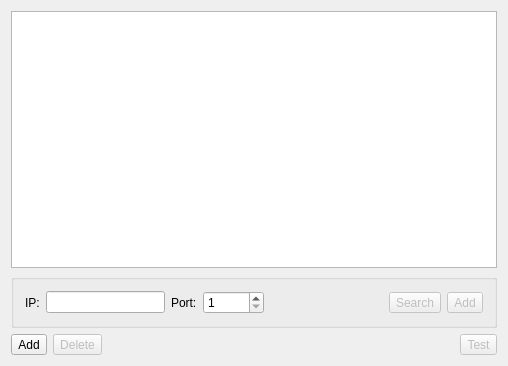
This is APP/src/messenger/imclient/networkmanager/servermanagerwindow.ui in RallyWRT/qtapplications as Qt 5 draws it before an edit. The edited form follows.
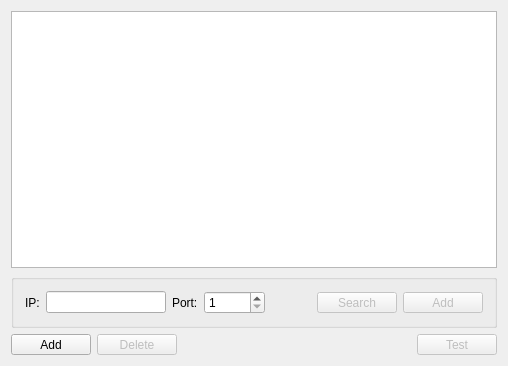
This is the edited form.

```diff
--- a/APP/src/messenger/imclient/networkmanager/servermanagerwindow.ui
+++ b/APP/src/messenger/imclient/networkmanager/servermanagerwindow.ui
@@ -39,6 +39,12 @@
       </item>
       <item row="0" column="1">
        <widget class="QLineEdit" name="lineEditIP">
+        <property name="minimumSize">
+         <size>
+          <width>120</width>
+          <height>0</height>
+         </size>
+        </property>
         <property name="text">
          <string/>
         </property>
@@ -82,6 +88,18 @@
         <property name="enabled">
          <bool>false</bool>
         </property>
+        <property name="sizePolicy">
+         <sizepolicy hsizetype="Preferred" vsizetype="Fixed">
+          <horstretch>0</horstretch>
+          <verstretch>0</verstretch>
+         </sizepolicy>
+        </property>
+        <property name="minimumSize">
+         <size>
+          <width>80</width>
+          <height>0</height>
+         </size>
+        </property>
         <property name="text">
          <string>Search</string>
         </property>
@@ -92,6 +110,18 @@
         <property name="enabled">
          <bool>false</bool>
         </property>
+        <property name="sizePolicy">
+         <sizepolicy hsizetype="Preferred" vsizetype="Fixed">
+          <horstretch>0</horstretch>
+          <verstretch>0</verstretch>
+         </sizepolicy>
+        </property>
+        <property name="minimumSize">
+         <size>
+          <width>80</width>
+          <height>0</height>
+         </size>
+        </property>
         <property name="text">
          <string>Add</string>
         </property>
@@ -104,6 +134,18 @@
     <layout class="QHBoxLayout" name="horizontalLayout">
      <item>
       <widget class="QToolButton" name="toolButtonShowAddServer">
+       <property name="sizePolicy">
+        <sizepolicy hsizetype="Preferred" vsizetype="Fixed">
+         <horstretch>0</horstretch>
+         <verstretch>0</verstretch>
+        </sizepolicy>
+       </property>
+       <property name="minimumSize">
+        <size>
+         <width>80</width>
+         <height>0</height>
+        </size>
+       </property>
        <property name="text">
         <string>Add</string>
        </property>
@@ -117,6 +159,18 @@
        <property name="enabled">
         <bool>false</bool>
        </property>
+       <property name="sizePolicy">
+        <sizepolicy hsizetype="Preferred" vsizetype="Fixed">
+         <horstretch>0</horstretch>
+         <verstretch>0</verstretch>
+        </sizepolicy>
+       </property>
+       <property name="minimumSize">
+        <size>
+         <width>80</width>
+         <height>0</height>
+        </size>
+       </property>
        <property name="text">
         <string>Delete</string>
        </property>
@@ -140,6 +194,18 @@
        <property name="enabled">
         <bool>false</bool>
        </property>
+       <property name="sizePolicy">
+        <sizepolicy hsizetype="Preferred" vsizetype="Fixed">
+         <horstretch>0</horstretch>
+         <verstretch>0</verstretch>
+        </sizepolicy>
+       </property>
+       <property name="minimumSize">
+        <size>
+         <width>80</width>
+         <height>0</height>
+        </size>
+       </property>
        <property name="text">
         <string>Test</string>
        </property>
```
